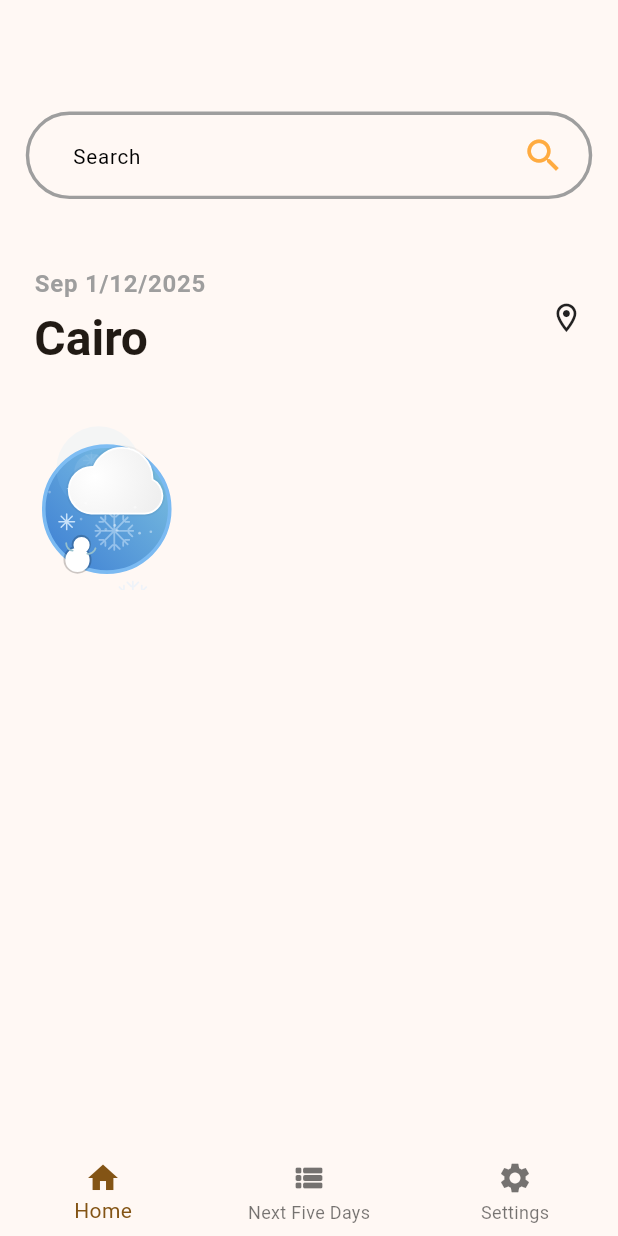
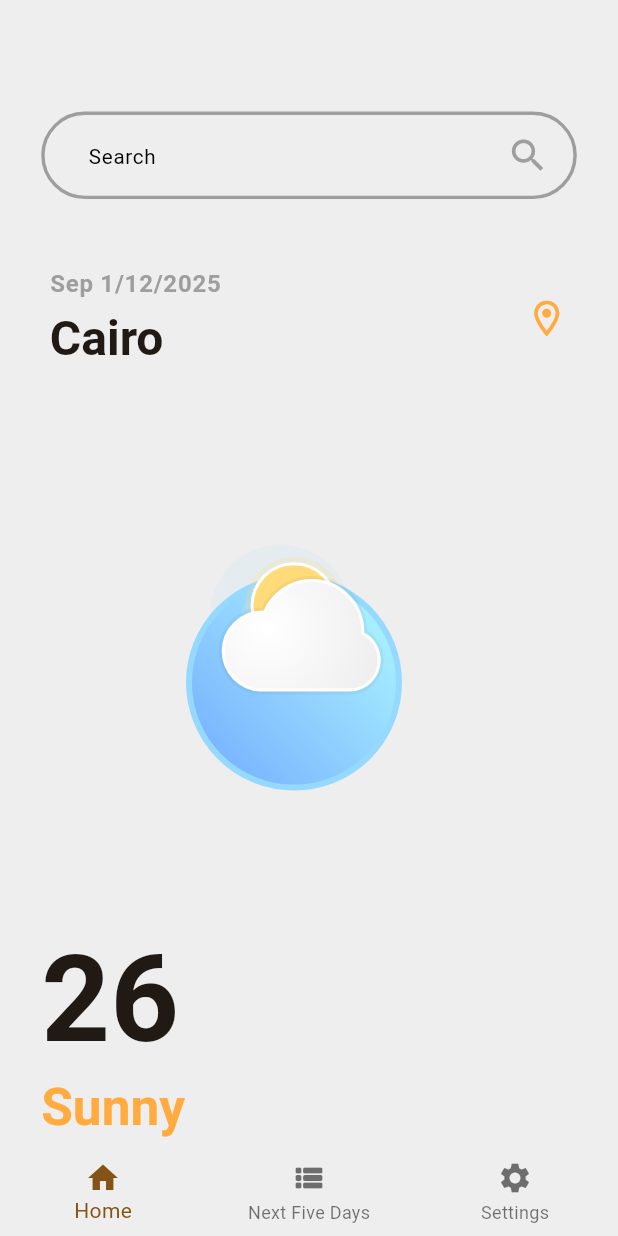
Before and after one commit to AbdallahKiwan18/weather_app, a Flutter app: the screen it shows after launch, on a phone screen of 412 x 824 dp. Run offline on Flutter 3.47's test engine with Material 2 defaults, Android fonts, the phone set to English and light mode, and no system bars; drawn by our look-alikes of lottie; our stand-ins replace flutter_screenutil.

Commit message:
- Add Weather Next Five Days screen - Add Weather Settings screen

```diff
--- a/lib/core/utils/values_manger.dart
+++ b/lib/core/utils/values_manger.dart
@@ -121,6 +121,7 @@ class AppSize {
   static final double s280 = 280.0.r;
   static final double s290 = 290.0.r;
   static final double s300 = 300.0.r;
+  static final double s400 = 400.0.r;
   static final double s450 = 450.0.r;
   static final double s480 = 480.0.r;
   static final double s500 = 500.0.r;
@@ -212,4 +213,5 @@ class AppFontSize {
   static final double s25 = 25.sp;
   static final double s30 = 30.sp;
   static final double s40 = 40.sp;
+  static final double s70 = 70.sp;
 }
--- a/lib/presentation/screens/weather_home_screen.dart
+++ b/lib/presentation/screens/weather_home_screen.dart
@@ -12,21 +12,26 @@ class WeatherHomeScreen extends StatefulWidget {
 
 class _WeatherHomeScreenState extends State<WeatherHomeScreen> {
   final TextEditingController _searchController = TextEditingController();
+  final FocusNode _focusNode = FocusNode();
 
   @override
   Widget build(BuildContext context) {
-    return Padding(
+    return SingleChildScrollView(
+      child: Padding(
         padding: EdgeInsets.symmetric(
-          vertical: AppPadding.p15, horizontal: AppPadding.p15),
+            vertical: AppPadding.p15, horizontal: AppPadding.p24),
         child: Column(
+          crossAxisAlignment: CrossAxisAlignment.start,
           children: [
             SizedBox(height: AppSize.s50),
             CustomTextFieldWidget(
+                focus: _focusNode,
                 ctrl: _searchController,
                 suffixIcon: Icons.search,
                 text: "Search"),
-          const WeatherCardWidget()
+            const WeatherCardWidget(),
           ],
+        ),
       ),
     );
   }
--- a/lib/presentation/screens/weather_main_screen.dart
+++ b/lib/presentation/screens/weather_main_screen.dart
@@ -1,5 +1,7 @@
 import 'package:flutter/material.dart';
+import 'package:weather_app/presentation/screens/next_five_days_screen.dart';
 import 'package:weather_app/presentation/screens/weather_home_screen.dart';
+import 'package:weather_app/presentation/screens/weather_setting_screen.dart';
 import 'package:weather_app/presentation/widgets/bottom_navigation_widget.dart';
 
 class WeatherMainScreen extends StatefulWidget {
@@ -17,8 +19,8 @@ class _WeatherMainScreenState extends State<WeatherMainScreen> {
   void initState() {
     _pages = [
       {'page': const WeatherHomeScreen()},
-      {'page': Container()},
-      {'page': Container()},
+      {'page': const NextFiveDaysScreen()},
+      {'page': const WeatherSettingScreen()},
     ];
     super.initState();
   }
@@ -26,11 +28,12 @@ class _WeatherMainScreenState extends State<WeatherMainScreen> {
   @override
   Widget build(BuildContext context) {
     return Scaffold(
-        body: _pages![selectedPageIndex]['page'] as Widget,
-        bottomNavigationBar: BottomNavigationBarWidget(
-          index: selectedPageIndex,
-          onTap: _onItemTapped,
-        ));
+      body: _pages![selectedPageIndex]['page'] as Widget,
+      bottomNavigationBar: BottomNavigationBarWidget(
+        index: selectedPageIndex,
+        onTap: _onItemTapped,
+      ),
+    );
   }
 
   void _onItemTapped(int index) {
--- a/lib/presentation/widgets/custom_text_field_widget.dart
+++ b/lib/presentation/widgets/custom_text_field_widget.dart
@@ -37,7 +37,7 @@ class CustomTextFieldWidget extends StatefulWidget {
 }
 
 class _CustomTextFieldWidgetState extends State<CustomTextFieldWidget> {
-  Color iconColor = AppColors.primaryColor;
+  Color iconColor = AppColors.secondaryColor;
 
   void setFoucsNodeListener() {
     widget.focus!.addListener(() {
@@ -95,7 +95,7 @@ class _CustomTextFieldWidgetState extends State<CustomTextFieldWidget> {
                       child: Icon(
                         widget.suffixIcon,
                         size: AppSize.s25,
-                        color: AppColors.primaryColor,
+                        color: iconColor,
                       ),
                     ),
                   ),
--- a/lib/presentation/widgets/weather_card_widget.dart
+++ b/lib/presentation/widgets/weather_card_widget.dart
@@ -1,6 +1,8 @@
 import 'package:flutter/material.dart';
 import 'package:lottie/lottie.dart';
 import 'package:weather_app/core/utils/app_images.dart';
+import 'package:weather_app/core/utils/colors.dart';
+import 'package:weather_app/core/utils/values_manger.dart';
 import 'package:weather_app/presentation/widgets/weather_date_location_widget.dart';
 
 class WeatherCardWidget extends StatelessWidget {
@@ -12,11 +14,27 @@ class WeatherCardWidget extends StatelessWidget {
       crossAxisAlignment: CrossAxisAlignment.start,
       children: [
         const WeatherDateLocationWidget(),
-        SizedBox(
-          width: 120,
-          height: 120,
-          child: LottieBuilder.asset(
-              Images.snow),
+        Center(
+          child: SizedBox(
+            width: AppSize.s250,
+            height: AppSize.s300,
+            child: LottieBuilder.asset(Images.sunny),
+          ),
+        ),
+        Text(
+          "26",
+          style: Theme.of(context).textTheme.headlineLarge!.copyWith(
+                fontWeight: FontWeight.bold,
+                fontSize: AppFontSize.s70,
+              ),
+        ),
+        Text(
+          "Sunny",
+          style: Theme.of(context).textTheme.headlineLarge!.copyWith(
+                fontWeight: FontWeight.bold,
+                color: AppColors.primaryColor,
+                fontSize: AppFontSize.s30,
+              ),
         ),
       ],
     );
--- a/lib/presentation/widgets/weather_date_location_widget.dart
+++ b/lib/presentation/widgets/weather_date_location_widget.dart
@@ -35,7 +35,8 @@ class WeatherDateLocationWidget extends StatelessWidget {
           const Spacer(),
           Icon(
             Icons.location_on_outlined,
-            size: AppSize.s20,
+            size: AppSize.s25,
+            color: AppColors.primaryColor,
           )
         ],
       ),
--- a/lib/weather_app.dart
+++ b/lib/weather_app.dart
@@ -18,6 +18,7 @@ class WeatherApp extends StatelessWidget {
             colorScheme:
                 ColorScheme.fromSeed(seedColor: AppColors.primaryColor),
             useMaterial3: true,
+            scaffoldBackgroundColor:Colors.grey[200],
           ),
           home: const WeatherMainScreen(),
         );
```
Also changed, not shown: lib/presentation/screens/next_five_days_screen.dart (added, +35 -0 lines), lib/presentation/screens/weather_setting_screen.dart (added, +36 -0 lines), lib/presentation/widgets/day_weather_widget.dart (added, +55 -0 lines), lib/presentation/widgets/text_with_underline_widget.dart (added, +35 -0 lines). Lines whose indentation alone changed are shown as unchanged.
